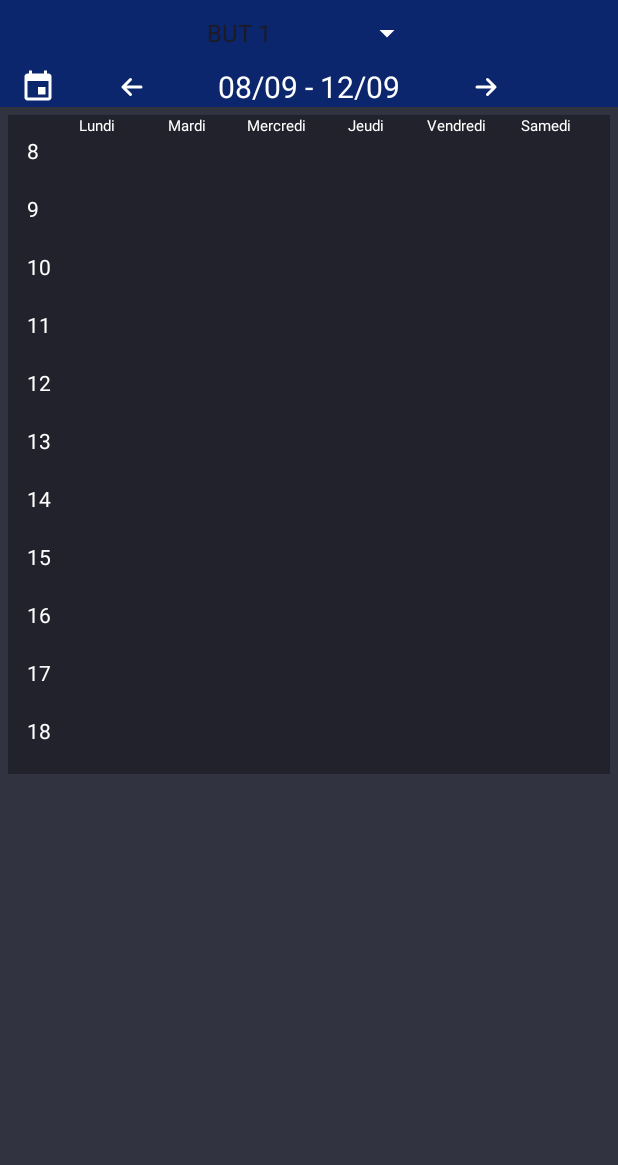
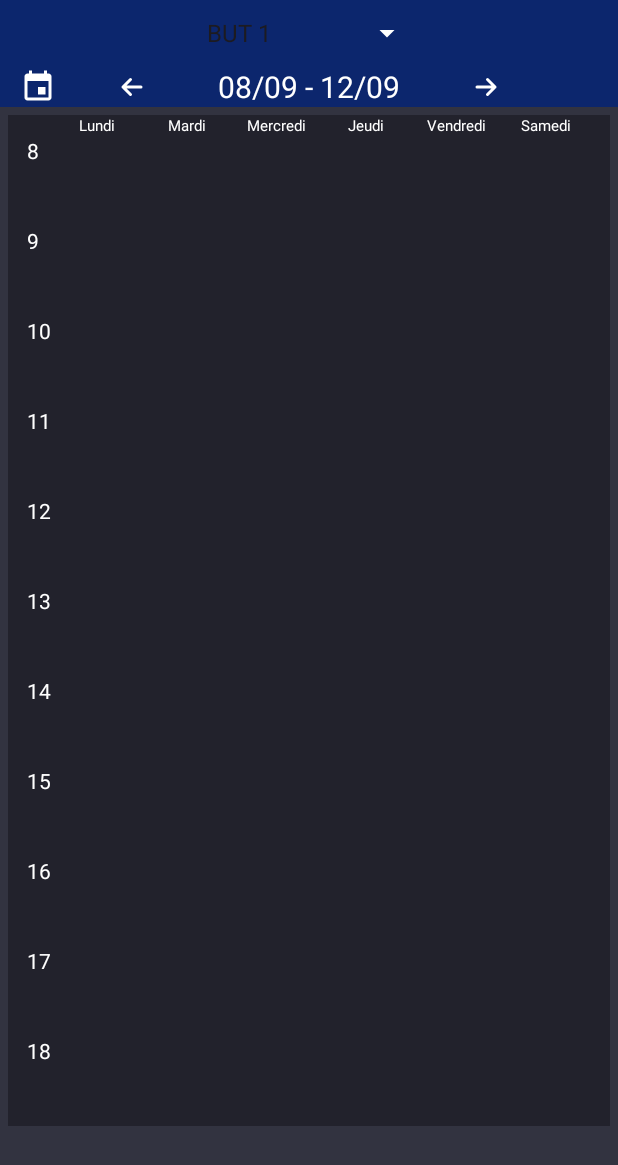
Before and after one commit to Max7512/EmploiDuTempsIutMetz, an Android app: the screen it shows after launch (MainActivity), on a phone screen of 412 x 824 dp. Shown: the top 1165 px of the screen. Run offline under Robolectric (Android 15) with nearby library versions, the phone set to English and light mode, and no system bars; our stand-ins replace Dagger/Hilt's generated code, Room's generated code, Timber; network calls fail; 2 statements that could not run were skipped.

Commit message:
avancement de l'interface

```diff
--- a/app/src/main/java/com/example/edt/ui/edt/affichage/AffichageSemaine.kt
+++ b/app/src/main/java/com/example/edt/ui/edt/affichage/AffichageSemaine.kt
@@ -4,6 +4,7 @@ import android.view.LayoutInflater
 import android.view.ViewGroup
 import android.widget.GridLayout
 import android.widget.GridLayout.LayoutParams
+import android.widget.TextView
 import androidx.constraintlayout.widget.ConstraintLayout
 import androidx.core.view.allViews
 import androidx.lifecycle.LifecycleCoroutineScope
@@ -15,22 +16,44 @@ import kotlinx.coroutines.Dispatchers
 import kotlinx.coroutines.launch
 
 class AffichageSemaine(inflater: LayoutInflater, parent: ViewGroup, lifecycleScope: LifecycleCoroutineScope): Affichage(lifecycleScope) {
-    override var binding = LayoutEdtSemaineBinding.inflate(inflater, parent, true)
+    private val rowHeight = 30
+    private val columnWidth = 60
+    override var binding = LayoutEdtSemaineBinding.inflate(inflater, parent, true).apply {
+        grid.allViews.forEach {
+            if (it is TextView) {
+                if (it.tag == "day") {
+                    it.layoutParams.width = (columnWidth.toFloat() * root.context.resources.displayMetrics.density).toInt()
+                } else {
+                    it.layoutParams.height = (rowHeight.toFloat() * root.context.resources.displayMetrics.density).toInt()
+                }
+            }
+        }
+    }
 
     override fun afficherCours(cours: CoursEntity, abbreviations: List<AbbreviationEntity>) {
         val jour = cours.debut.day
         if (jour != 0) {
-            val heureDebut = cours.debut.hours * 2 + if (cours.debut.minutes > 30) 1 else 0
-            val heureFin = cours.fin.hours * 2 + if (cours.fin.minutes > 30) 1 else 0
+            val heureDebut = cours.debut.hours * 2 + if (cours.debut.minutes >= 15) 1 else 0
+            val heureFin = cours.fin.hours * 2 + if (cours.fin.minutes >= 15) 1 else 0
             val rowSpan = heureFin - heureDebut
-            val row = heureDebut - 7
-            val param = LayoutParams()
-            param.rowSpec = GridLayout.spec(row,rowSpan - 1)
-            param.columnSpec = GridLayout.spec(jour,0)
+            val row = heureDebut - 11
+            val param = LayoutParams().apply {
+                rowSpec = GridLayout.spec(row,rowSpan - 1)
+                columnSpec = GridLayout.spec(jour,0)
+                width = (columnWidth.toFloat() * binding.root.context.resources.displayMetrics.density).toInt()
+                height = (rowHeight.toFloat() * binding.root.context.resources.displayMetrics.density * rowSpan).toInt()
+            }
+            val titre = cours.titre.split(": ").let {
+                if (it.size > 1) {
+                    Pair("${it[0]} : ", it[1])
+                } else {
+                    Pair("", it[0])
+                }
+            }
             lifecycleScope.launch(Dispatchers.Main) {
                 val coursBinding = LayoutCoursBinding.inflate(LayoutInflater.from(binding.root.context), binding.grid, false).apply {
                     tvSalle.text = cours.salle
-                    tvTitre.text = cours.titre
+                    tvTitre.text = titre.first + (abbreviations.find { it.mod_lib == titre.second }?.mod_code ?: titre.second)
                     root.layoutParams = param
                 }
 
--- a/app/src/main/res/layout/layout_edt_semaine.xml
+++ b/app/src/main/res/layout/layout_edt_semaine.xml
@@ -16,167 +16,156 @@
         app:layout_constraintEnd_toEndOf="parent">
             <TextView
                 android:gravity="center_horizontal"
-                android:layout_width="60dp"
                 android:textSize="10sp"
                 android:text="@string/lundi"
                 android:textColor="@color/white"
-                android:layout_column="1"/>
+                android:layout_column="1"
+                android:tag="day"/>
             <TextView
                 android:gravity="center_horizontal"
-                android:layout_width="60dp"
                 android:textSize="10sp"
                 android:text="@string/mardi"
                 android:textColor="@color/white"
-                android:layout_column="2"/>
+                android:layout_column="2"
+                android:tag="day"/>
             <TextView
                 android:gravity="center_horizontal"
-                android:layout_width="60dp"
                 android:textSize="10sp"
                 android:text="@string/mercredi"
                 android:textColor="@color/white"
-                android:layout_column="3"/>
+                android:layout_column="3"
+                android:tag="day"/>
             <TextView
                 android:gravity="center_horizontal"
-                android:layout_width="60dp"
                 android:textSize="10sp"
                 android:text="@string/jeudi"
                 android:textColor="@color/white"
-                android:layout_column="4"/>
+                android:layout_column="4"
+                android:tag="day" />
             <TextView
                 android:gravity="center_horizontal"
-                android:layout_width="60dp"
                 android:textSize="10sp"
                 android:text="@string/vendredi"
                 android:textColor="@color/white"
-                android:layout_column="5"/>
+                android:layout_column="5"
+                android:tag="day"/>
             <TextView
                 android:gravity="center_horizontal"
-                android:layout_width="60dp"
                 android:textSize="10sp"
                 android:text="@string/samedi"
                 android:textColor="@color/white"
-                android:layout_column="6"/>
+                android:layout_column="6"
+                android:tag="day"/>
 
         <TextView
             android:text="8"
             android:textColor="@color/white"
             android:layout_column="0"
-            android:layout_row="1"
-            android:layout_rowSpan="2"/>
-        <TextView android:layout_row="1" />
-
+            android:layout_row="1"/>
         <TextView
+            android:text=""
             android:layout_column="0"
             android:layout_row="2"/>
+
         <TextView
             android:text="9"
             android:textColor="@color/white"
             android:layout_column="0"
-            android:layout_row="3"
-            android:layout_rowSpan="2"/>
-        <TextView android:layout_row="3" />
-
+            android:layout_row="3" />
         <TextView
+            android:text=""
             android:layout_column="0"
             android:layout_row="4"/>
+
         <TextView
             android:text="10"
             android:textColor="@color/white"
             android:layout_column="0"
-            android:layout_row="5"
-            android:layout_rowSpan="2"/>
-        <TextView android:layout_row="5" />
-
+            android:layout_row="5" />
         <TextView
+            android:text=""
             android:layout_column="0"
             android:layout_row="6"/>
+
         <TextView
             android:text="11"
             android:textColor="@color/white"
             android:layout_column="0"
-            android:layout_row="7"
-            android:layout_rowSpan="2"/>
-        <TextView android:layout_row="7" />
-
+            android:layout_row="7" />
         <TextView
+            android:text=""
             android:layout_column="0"
             android:layout_row="8"/>
+
         <TextView
             android:text="12"
             android:textColor="@color/white"
             android:layout_column="0"
-            android:layout_row="9"
-            android:layout_rowSpan="2"/>
-        <TextView android:layout_row="9" />
-
+            android:layout_row="9" />
         <TextView
+            android:text=""
             android:layout_column="0"
             android:layout_row="10"/>
+
         <TextView
             android:text="13"
             android:textColor="@color/white"
             android:layout_column="0"
-            android:layout_row="11"
-            android:layout_rowSpan="2"/>
-        <TextView android:layout_row="11"/>
-
+            android:layout_row="11" />
         <TextView
+            android:text=""
             android:layout_column="0"
             android:layout_row="12"/>
+
         <TextView
             android:text="14"
             android:textColor="@color/white"
             android:layout_column="0"
-            android:layout_row="13"
-            android:layout_rowSpan="2"/>
-        <TextView android:layout_row="13"/>
-
+            android:layout_row="13" />
         <TextView
+            android:text=""
             android:layout_column="0"
             android:layout_row="14"/>
+
         <TextView
             android:text="15"
             android:textColor="@color/white"
             android:layout_column="0"
-            android:layout_row="15"
-            android:layout_rowSpan="2"/>
-        <TextView android:layout_row="15"/>
-
+            android:layout_row="15" />
         <TextView
+            android:text=""
             android:layout_column="0"
             android:layout_row="16"/>
+
         <TextView
             android:text="16"
             android:textColor="@color/white"
             android:layout_column="0"
-            android:layout_row="17"
-            android:layout_rowSpan="2"/>
-        <TextView android:layout_row="17"/>
-
+            android:layout_row="17" />
         <TextView
+            android:text=""
             android:layout_column="0"
             android:layout_row="18"/>
+
         <TextView
             android:text="17"
             android:textColor="@color/white"
             android:layout_column="0"
-            android:layout_row="19"
-            android:layout_rowSpan="2"/>
-        <TextView android:layout_row="19"/>
-
+            android:layout_row="19" />
         <TextView
+            android:text=""
             android:layout_column="0"
             android:layout_row="20"/>
+
         <TextView
             android:text="18"
             android:textColor="@color/white"
             android:layout_column="0"
-            android:layout_row="21"
-            android:layout_rowSpan="2"/>
-        <TextView android:layout_row="21"/>
-
+            android:layout_row="21" />
         <TextView
+            android:text=""
             android:layout_column="0"
             android:layout_row="22"/>
+
     </GridLayout>
 </androidx.constraintlayout.widget.ConstraintLayout>
```
Also changed, not shown: app/src/main/res/layout/layout_cours.xml (+11 -7 lines).
